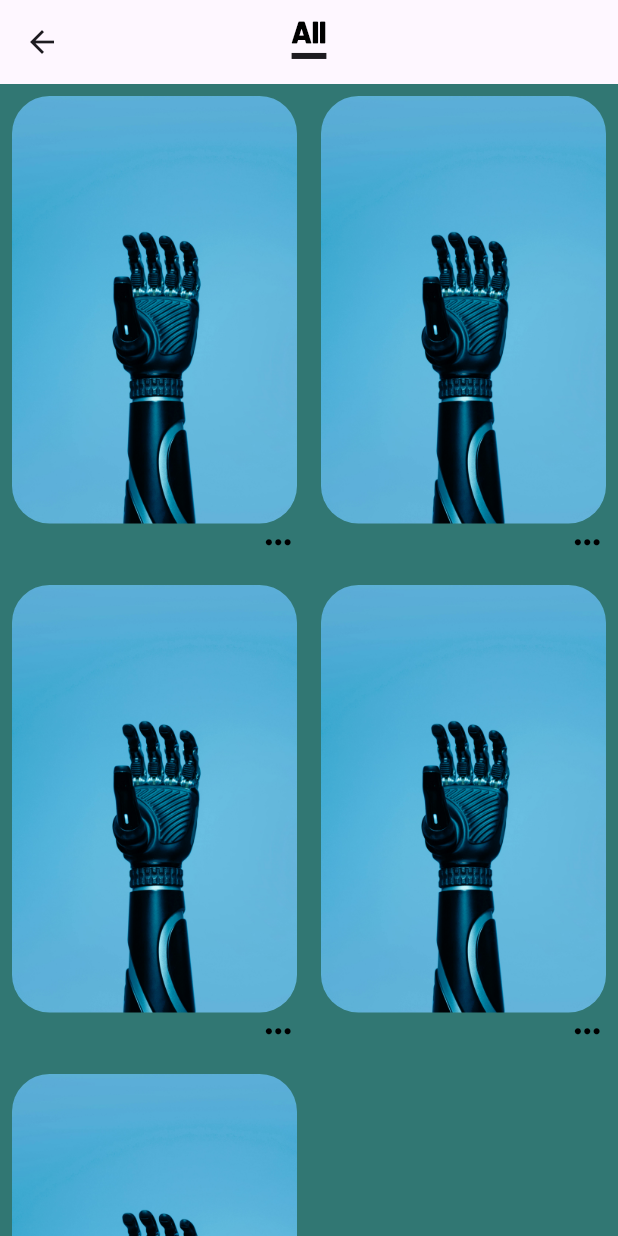
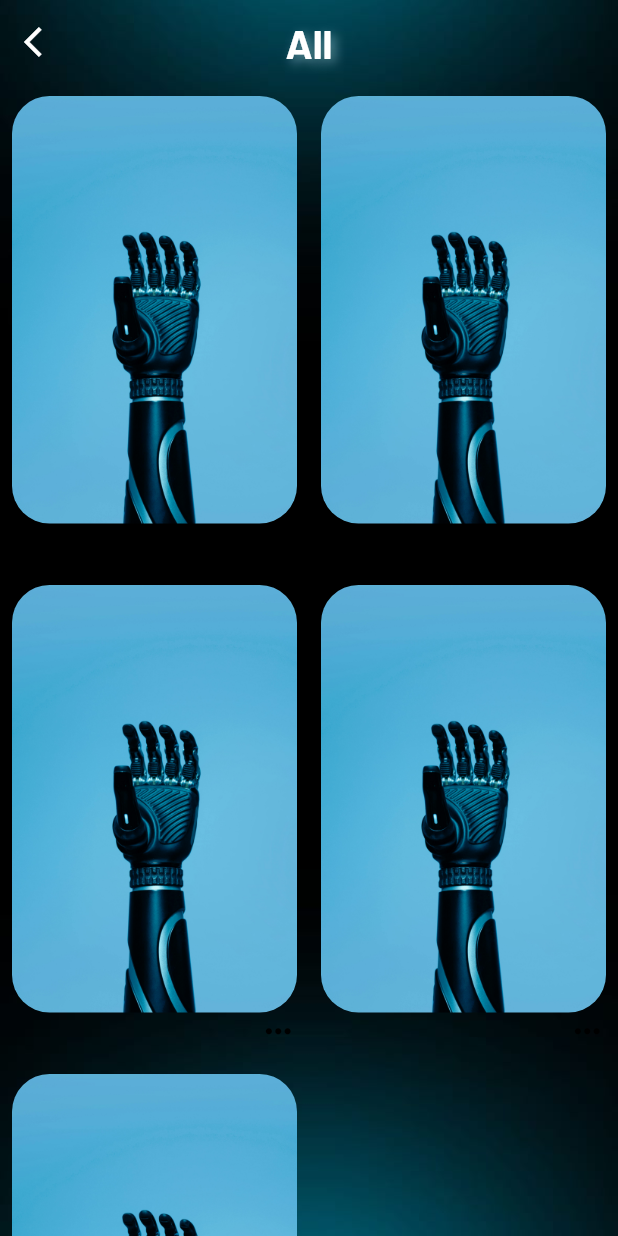
Before and after one commit to RENJIMAMR/Limbs-for-you, a Flutter app: the ProsthesisDetailingScreenView screen opened by its route, on a phone screen of 412 x 824 dp. Run offline on Flutter 3.47's test engine with Material 3 defaults, Android fonts, the light colour scheme and no system bars; our stand-ins replace carousel_slider, flutter_screenutil, flutter_smart_dialog, stacked, stacked_services, stacked_shared; missing offline and left inert: statusbarz.

Commit message:
favorite screen added

```diff
--- a/lib/app/app.dart
+++ b/lib/app/app.dart
@@ -1,5 +1,6 @@
 import 'package:carify_clone_two/ui/screens/bottom_nav_bar/bottom_nav_bar_view.dart';
 import 'package:carify_clone_two/ui/screens/company_list/company_list_view.dart';
+import 'package:carify_clone_two/ui/screens/favorite_screen/favorite_screen_view.dart';
 import 'package:carify_clone_two/ui/screens/home/home_view.dart';
 import 'package:carify_clone_two/ui/screens/home/home_viewmodel.dart';
 import 'package:carify_clone_two/ui/screens/login/login_view.dart';
@@ -22,6 +23,7 @@ import '../ui/screens/splash/splash_view.dart';
     MaterialRoute(page: CompanyListView),
     MaterialRoute(page: SearchView),
     MaterialRoute(page: ProsthesisDetailingScreenView),
+    MaterialRoute(page: FavoriteScreenView),
   ],
   dependencies: [
     LazySingleton(classType: ApiService),
--- a/lib/dummydb.dart
+++ b/lib/dummydb.dart
@@ -14,4 +14,6 @@ class Dummydb {
     CompanyDetailsModel(
         name: 'ENDOLITE', imageUrl: Assets.images.company8.path),
   ];
+  static List upperBodyCategory = ['Hand Knee Joint', 'Palm', 'Hand Fingers'];
+  static List lowerBodyCategory = ['Knee Joint', 'Foot', 'Socket'];
 }
--- a/lib/ui/screens/bottom_nav_bar/bottom_nav_bar_view.dart
+++ b/lib/ui/screens/bottom_nav_bar/bottom_nav_bar_view.dart
@@ -1,5 +1,6 @@
 import 'package:carify_clone_two/constants/app_colors.dart';
 import 'package:carify_clone_two/ui/screens/company_list/company_list_view.dart';
+import 'package:carify_clone_two/ui/screens/favorite_screen/favorite_screen_view.dart';
 import 'package:carify_clone_two/ui/screens/home/home_view.dart';
 import 'package:carify_clone_two/ui/screens/search/search_view.dart';
 import 'package:flutter/material.dart';
@@ -24,7 +25,7 @@ class _BottomNavBarViewState extends State<BottomNavBarView>
   void initState() {
     super.initState();
     _tabController =
-        TabController(length: 3, vsync: this); // Initialize TabController
+        TabController(length: 4, vsync: this); // Initialize TabController
   }
 
   @override
@@ -46,6 +47,7 @@ class _BottomNavBarViewState extends State<BottomNavBarView>
               HomeView(),
               CompanyListView(),
               SearchView(),
+              FavoriteScreenView()
             ],
           ),
           bottomNavigationBar: Padding(
@@ -79,6 +81,7 @@ class _BottomNavBarViewState extends State<BottomNavBarView>
                   Tab(icon: Icon(Icons.home), text: "Home"),
                   Tab(icon: Icon(Icons.view_list), text: "Company"),
                   Tab(icon: Icon(Icons.search), text: "Search"),
+                  Tab(icon: Icon(Icons.favorite), text: "Favorites"),
                 ],
               ),
             ),
--- /dev/null
+++ b/lib/ui/screens/favorite_screen/favorite_screen_view_model.dart
@@ -0,0 +1,5 @@
+import 'package:stacked/stacked.dart';
+
+class FavoriteScreenViewModel extends BaseViewModel {
+  FavoriteScreenViewModel();
+}
--- a/lib/ui/screens/home/home_viewmodel.dart
+++ b/lib/ui/screens/home/home_viewmodel.dart
@@ -10,7 +10,4 @@ import '../../../app/utils.dart';
 
 class HomeViewModel extends BaseViewModel {
   HomeViewModel();
-  // void logout() {
-  //   navigationService.pushNamedAndRemoveUntil(Routes.loginView);
-  // }
 }
--- a/lib/ui/screens/prosthesis_detailing_screen/prosthesis_detailing_screen_view.dart
+++ b/lib/ui/screens/prosthesis_detailing_screen/prosthesis_detailing_screen_view.dart
@@ -14,23 +14,38 @@ class ProsthesisDetailingScreenView extends StatelessWidget {
         viewModelBuilder: () => ProsthesisDetailingScreenViewmodel(),
         builder: (context, viewModel, child) {
           return Scaffold(
+              extendBodyBehindAppBar: true,
               appBar: AppBar(
+                backgroundColor: Palette.transparent,
                 centerTitle: true,
+                leading: Icon(
+                  Icons.arrow_back_ios,
+                  color: Palette.whiteMain,
+                ),
                 title: Text(
                   'All',
                   style: TextStyle(
                     shadows: [
-                      Shadow(offset: Offset(0, -8), color: Colors.black)
+                      Shadow(
+                        offset: Offset(3.0, 3.0), // Position of the shadow
+                        blurRadius: 8.0, // Softness of the shadow
+                        color: const Color.fromARGB(255, 200, 239, 249)
+                            .withOpacity(0.5), // Shadow color
+                      ),
                     ],
-                    // textBaseline: TextBaseline.values,
-                    decoration: TextDecoration.underline,
-                    decorationThickness: 4,
-                    color: Palette.transparent,
-                    fontSize: 20,
-                    fontWeight: FontWeight.w900),
+                    fontSize: 27,
+                    fontWeight: FontWeight.bold,
+                    color: Palette.whiteMain,
                   ),
                 ),
-            body: MasonryGridView.builder(
+              ),
+              body: Container(
+                decoration: BoxDecoration(
+                    image: DecorationImage(
+                        image:
+                            AssetImage(Assets.images.backgroundImageLFY.path),
+                        fit: BoxFit.cover)),
+                child: MasonryGridView.builder(
                   itemCount: 5,
                   gridDelegate: SliverSimpleGridDelegateWithFixedCrossAxisCount(
                       crossAxisCount: 2),
@@ -55,7 +70,7 @@ class ProsthesisDetailingScreenView extends StatelessWidget {
                     ),
                   ),
                 ),
-          );
+              ));
         });
   }
 }
```
Also changed, not shown: lib/ui/screens/favorite_screen/favorite_screen_view.dart (added, +70 -0 lines), lib/ui/screens/home/tabs/lower_body_screen/lower_body_view.dart (+9 -6 lines), lib/ui/screens/home/tabs/lower_body_screen/lower_body_viewmodel.dart (+8 -0 lines), lib/ui/screens/home/tabs/upperbody_screen/upper_body_view.dart (+10 -11 lines), lib/ui/screens/home/tabs/upperbody_screen/upperbody_viewmodel.dart (+8 -0 lines). Lines whose indentation alone changed are shown as unchanged.
